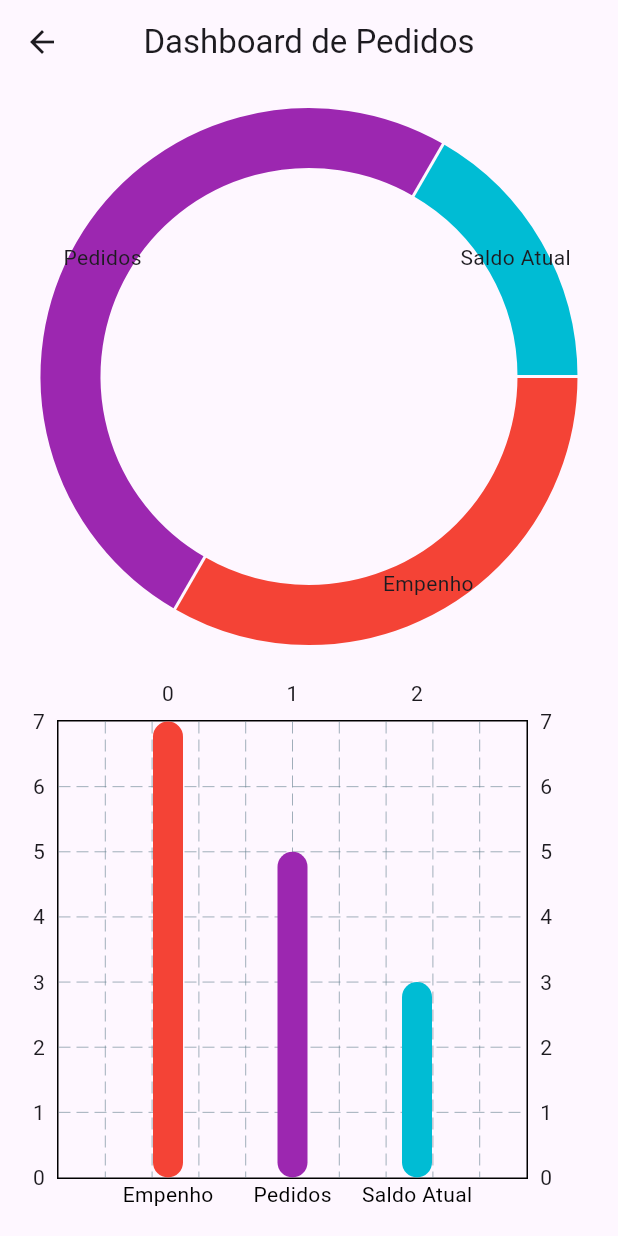
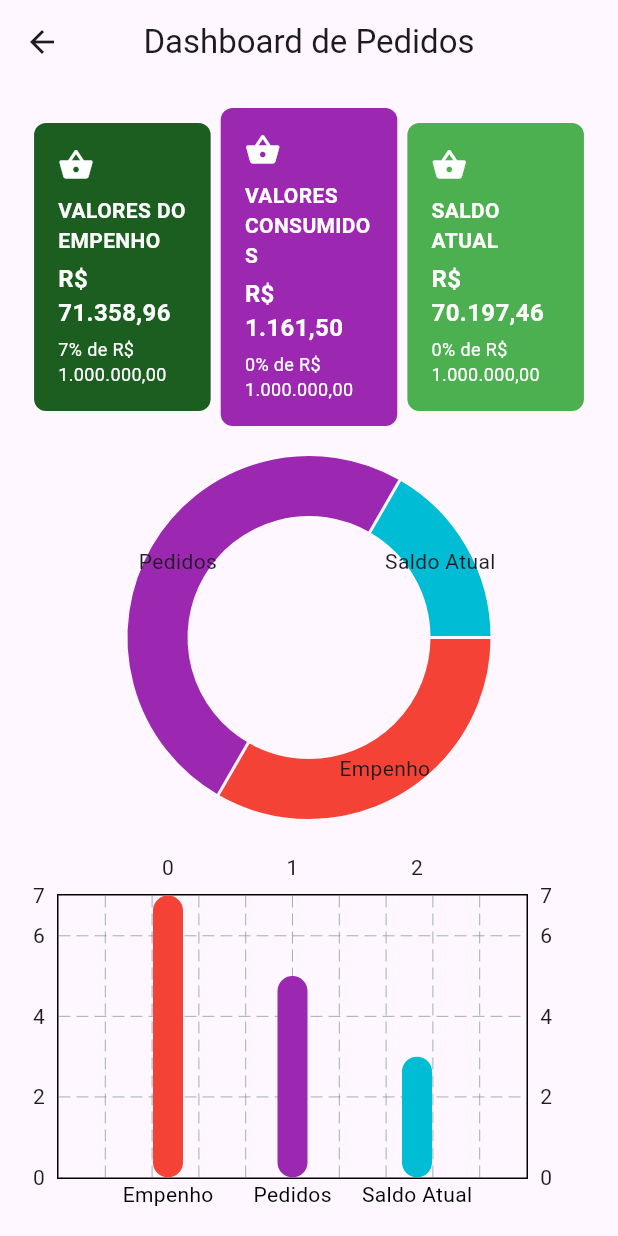
Before and after one commit to idail/np3beneficios_app, a Flutter app: the Grafico screen opened directly with empty values, on a phone screen of 412 x 824 dp. Run offline on Flutter 3.47's test engine with Material 3 defaults, Android fonts, the phone set to English and light mode, and no system bars; drawn by our look-alikes of fl_chart; our stand-ins replace geolocator, google_maps_flutter, shared_preferences; missing offline and left inert: flutter_barcode_scanner; accounts and stored records are empty; network calls fail.

Commit message:
Implementações
Ajustado a API do mapa no projeto
Ajustado os graficos
Ajustado o layout de fornecedor
Sendo ajustado gestor

```diff
--- a/lib/abas.dart
+++ b/lib/abas.dart
@@ -12,6 +12,7 @@ class Abas extends StatefulWidget {
   late int usuario_codigo = 0;
   late int codigo_departamento_fornecedor = 0;
   late String login_usuario = "";
+  late String email_usuario = "";
 
   Abas({
     required this.tipoAcesso,
@@ -19,6 +20,7 @@ class Abas extends StatefulWidget {
     required this.usuario_codigo,
     required this.codigo_departamento_fornecedor,
     required this.login_usuario,
+    required this.email_usuario,
   });
 
   @override
@@ -62,6 +64,7 @@ class _AbasState extends State<Abas> {
               tipo_acesso: widget.tipoAcesso,
               codigo_fornecedor_departamento: widget.codigo_departamento_fornecedor,
               nome_usuario: widget.nomeUsuario,
+              login_usuario: widget.login_usuario,
             )
           : index == 2
               ? Mapa()
@@ -73,6 +76,7 @@ class _AbasState extends State<Abas> {
               tipo_Acesso: widget.tipoAcesso,
               nome_usuario: widget.nomeUsuario,
               login_usuario: widget.login_usuario,
+              email_usuario:widget.email_usuario,
             )
           : index == 2
               ? Mapa()
--- a/lib/paginas/grafico.dart
+++ b/lib/paginas/grafico.dart
@@ -1,5 +1,5 @@
+import 'package:flutter/material.dart';
 import 'package:fl_chart/fl_chart.dart';
-import 'package:flutter/material.dart';
 
 class Grafico extends StatelessWidget {
   final String perfil; // Tipo de perfil ('fornecedor' ou 'gestor')
@@ -17,6 +17,34 @@ class Grafico extends StatelessWidget {
         padding: const EdgeInsets.all(16.0),
         child: Column(
           children: [
+            // Gráficos de valores como na imagem fornecida
+            Row(
+              mainAxisAlignment: MainAxisAlignment.spaceEvenly,
+              children: [
+                _buildValueCard(
+                  context,
+                  'VALORES DO EMPENHO',
+                  'R\$ 71.358,96',
+                  '7% de R\$ 1.000.000,00',
+                  Colors.green[900]!,
+                ),
+                _buildValueCard(
+                  context,
+                  'VALORES CONSUMIDOS',
+                  'R\$ 1.161,50',
+                  '0% de R\$ 1.000.000,00',
+                  Colors.purple,
+                ),
+                _buildValueCard(
+                  context,
+                  'SALDO ATUAL',
+                  'R\$ 70.197,46',
+                  '0% de R\$ 1.000.000,00',
+                  Colors.green,
+                ),
+              ],
+            ),
+            SizedBox(height: 20),
             // Gráfico de Pizza
             Expanded(
               child: PieChart(
@@ -52,6 +80,48 @@ class Grafico extends StatelessWidget {
             ),
           ],
         ),
+      ),
+    );
+  }
+
+  Widget _buildValueCard(BuildContext context, String title, String value, String percentage, Color color) {
+    return Container(
+      width: MediaQuery.of(context).size.width / 3.5,
+      padding: const EdgeInsets.all(16.0),
+      decoration: BoxDecoration(
+        color: color,
+        borderRadius: BorderRadius.circular(8.0),
+      ),
+      child: Column(
+        crossAxisAlignment: CrossAxisAlignment.start,
+        children: [
+          Icon(Icons.shopping_basket, color: Colors.white), // Icone similar ao da imagem
+          SizedBox(height: 8),
+          Text(
+            title,
+            style: TextStyle(
+              color: Colors.white,
+              fontWeight: FontWeight.bold,
+            ),
+          ),
+          SizedBox(height: 4),
+          Text(
+            value,
+            style: TextStyle(
+              color: Colors.white,
+              fontWeight: FontWeight.bold,
+              fontSize: 16,
+            ),
+          ),
+          SizedBox(height: 4),
+          Text(
+            percentage,
+            style: TextStyle(
+              color: Colors.white,
+              fontSize: 12,
+            ),
+          ),
+        ],
       ),
     );
   }
--- a/pubspec.yaml
+++ b/pubspec.yaml
@@ -42,6 +42,8 @@ dependencies:
   webview_flutter: ^4.9.0
   flutter_inappwebview: ^6.0.0
   intl: ^0.17.0
+  google_maps_flutter: ^2.2.5
+  geolocator: ^10.0.0
 dev_dependencies:
   flutter_test:
     sdk: flutter
```
Also changed, not shown: lib/paginas/backup_login.dart (+12 -12 lines), lib/paginas/fornecedor.dart (+37 -24 lines), lib/paginas/gestor.dart (+10 -7 lines), lib/paginas/login.dart (+9 -2 lines), lib/paginas/mapa.dart (+57 -34 lines), pubspec.lock, 4 other files.
